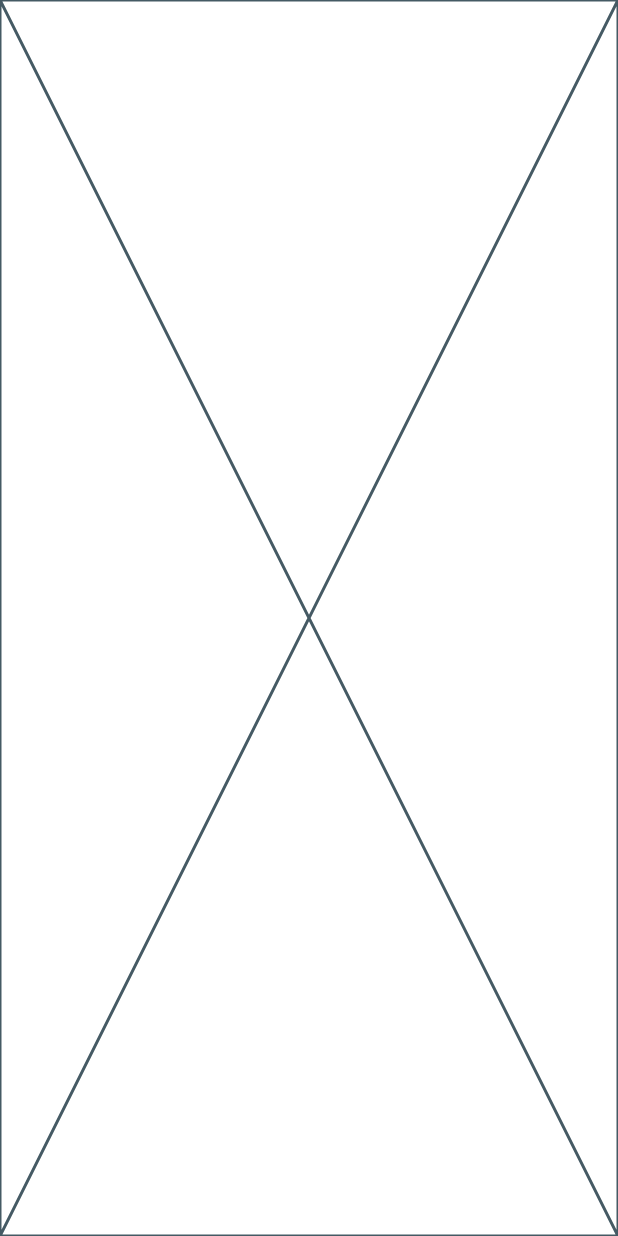
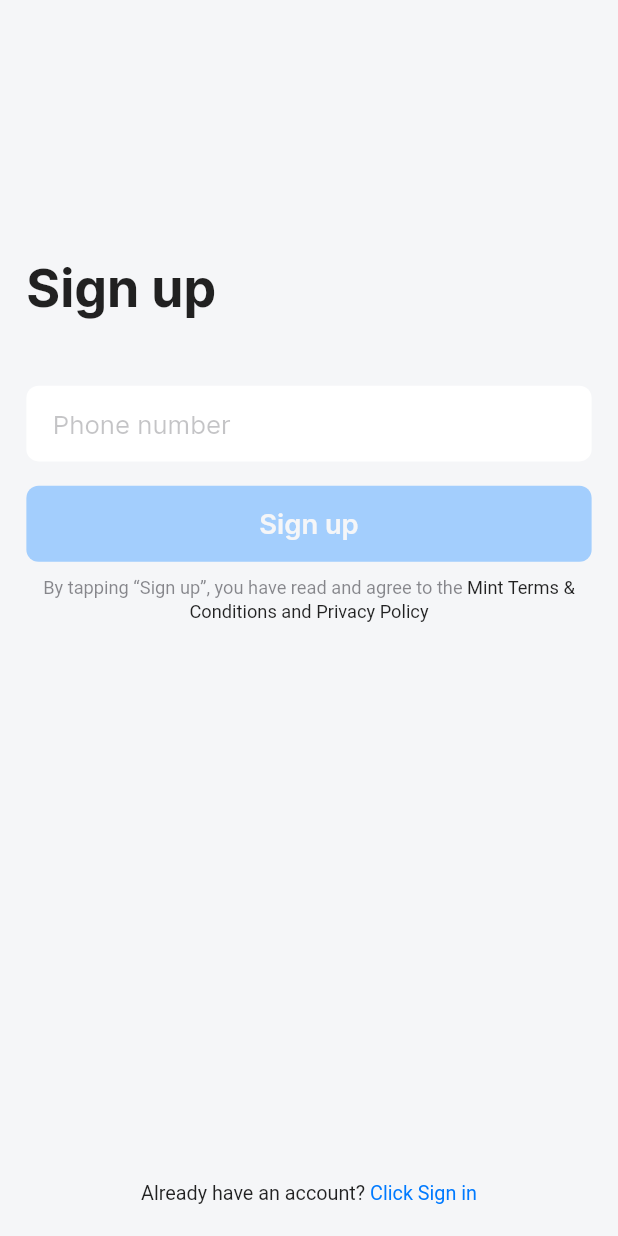
Before and after one commit to wuffeel/mint, a Flutter app: the screen it shows after launch, on a phone screen of 412 x 824 dp. Run offline on Flutter 3.47's test engine with Material 2 defaults, Android fonts, the phone set to English and light mode, and no system bars; our stand-ins replace auto_route, bloc, firebase_core, flutter_screenutil, flutter_svg, pinput; accounts and stored records are empty; generated files the repository leaves out were written again.

Commit message:
Add phone authentication UI

```diff
--- a/lib/l10n/arb/app_en.arb
+++ b/lib/l10n/arb/app_en.arb
@@ -1,3 +1,13 @@
 {
-    "@@locale": "en"
+    "@@locale": "en",
+    "signUp": "Sign up",
+    "phoneNumber": "Phone number",
+    "byTappingSignUp": "By tapping “Sign up”, you have read and agree to the",
+    "mindyTermsAndPrivacy": "Mint Terms & Conditions and Privacy Policy",
+    "alreadyHaveAnAccount": "Already have an account",
+    "clickSignIn": "Click Sign in",
+    "enterCode": "Enter a code",
+    "theCodeWasSentTo": "The code was sent to",
+    "youWillBeAbleToResendIn": "You will able to re-send a code in",
+    "resendCode": "Re-send a code"
 }
--- a/lib/l10n/arb/app_uk.arb
+++ b/lib/l10n/arb/app_uk.arb
@@ -1,3 +1,13 @@
 {
-    "@@locale": "uk"
+    "@@locale": "uk",
+    "signUp": "Зареєструватися",
+    "phoneNumber": "Номер телефону",
+    "byTappingSignUp": "Натискаючи “Зареєструватися”, ви прочитали та погоджуєтесь з",
+    "mindyTermsAndPrivacy": "Політикою конфіденційності й правилами та умовами Mint",
+    "alreadyHaveAnAccount": "Already have an account",
+    "clickSignIn": "Click Sign in",
+    "enterCode": "Введіть код",
+    "theCodeWasSentTo": "Код було надіслано на",
+    "youWillBeAbleToResendIn": "You will able to re-send a code in",
+    "resendCode": "Re-send a code"
 }
--- a/lib/presentation/pages/auth/enter_phone/enter_phone_page.dart
+++ b/lib/presentation/pages/auth/enter_phone/enter_phone_page.dart
@@ -1,12 +1,89 @@
+import 'dart:developer';
+
 import 'package:auto_route/auto_route.dart';
 import 'package:flutter/material.dart';
+import 'package:flutter_screenutil/flutter_screenutil.dart';
+import 'package:mint/l10n/l10n.dart';
+import 'package:mint/presentation/pages/auth/enter_phone/widgets/enter_phone_sign_in_text.dart';
+import 'package:mint/presentation/pages/auth/enter_phone/widgets/enter_phone_terms_text.dart';
+import 'package:mint/presentation/pages/auth/enter_phone/widgets/phone_text_field.dart';
+import 'package:mint/presentation/widgets/mint_elevated_button.dart';
+import 'package:mint/routes/app_router.gr.dart';
+import 'package:mint/theme/mint_text_styles.dart';
 
 @RoutePage()
-class EnterPhonePage extends StatelessWidget {
+class EnterPhonePage extends StatefulWidget {
   const EnterPhonePage({super.key});
 
   @override
+  State<EnterPhonePage> createState() => _EnterPhonePageState();
+}
+
+class _EnterPhonePageState extends State<EnterPhonePage> {
+  final _phoneController = TextEditingController();
+  bool _isPhoneValid = false;
+
+  /// Validates the [phoneNumber] with universal phone number regex
+  ///
+  /// Used to check if "Sign Up" button should be available
+  bool _validatePhoneNumber(String phoneNumber) {
+    final regex = RegExp(
+      r'^\(?(\+[0-9]{1,3})\)? ?-?[0-9]{1,3} ?-?[0-9]{3,5} ?-?[0-9]{4}( ?-?[0-9]{3})? ?(\w{1,10}\s?\d{1,6})?$',
+    );
+
+    return regex.hasMatch(phoneNumber);
+  }
+
+  void _navigateToOtp() {
+    context.router.push(OtpRoute(phoneNumber: _phoneController.text));
+  }
+
+  @override
   Widget build(BuildContext context) {
-    return const Placeholder();
+    final l10n = context.l10n;
+    return Scaffold(
+      body: Padding(
+        padding: EdgeInsets.symmetric(horizontal: 16.w),
+        child: CustomScrollView(
+          slivers: <Widget>[
+            SliverFillRemaining(
+              hasScrollBody: false,
+              child: Column(
+                children: <Widget>[
+                  SizedBox(height: MediaQuery.paddingOf(context).top + 172.h),
+                  Column(
+                    mainAxisAlignment: MainAxisAlignment.center,
+                    crossAxisAlignment: CrossAxisAlignment.start,
+                    children: <Widget>[
+                      Text(l10n.signUp, style: MintTextStyles.largeTitle),
+                      SizedBox(height: 44.h),
+                      PhoneTextField(
+                        controller: _phoneController,
+                        onChanged: (phoneNumber) {
+                          setState(() {
+                            _isPhoneValid = _validatePhoneNumber(phoneNumber);
+                          });
+                        },
+                      ),
+                      SizedBox(height: 16.h),
+                      MintElevatedButton(
+                        onPressed: _isPhoneValid ? _navigateToOtp : null,
+                        title: l10n.signUp,
+                      ),
+                      SizedBox(height: 8.h),
+                      const Center(child: EnterPhoneTermsText()),
+                    ],
+                  ),
+                  const Spacer(),
+                  SizedBox(height: 20.h),
+                  const EnterPhoneSignInText(),
+                  SizedBox(height: MediaQuery.paddingOf(context).bottom + 20.h),
+                ],
+              ),
+            ),
+          ],
+        ),
+      ),
+    );
   }
 }
--- /dev/null
+++ b/lib/presentation/pages/auth/enter_phone/widgets/enter_phone_sign_in_text.dart
@@ -0,0 +1,36 @@
+import 'package:flutter/gestures.dart';
+import 'package:flutter/material.dart';
+import 'package:mint/gen/colors.gen.dart';
+import 'package:mint/l10n/l10n.dart';
+import 'package:mint/theme/mint_text_styles.dart';
+
+class EnterPhoneSignInText extends StatelessWidget {
+  const EnterPhoneSignInText({super.key});
+
+  @override
+  Widget build(BuildContext context) {
+    final l10n = context.l10n;
+    return Text.rich(
+      TextSpan(
+        children: [
+          TextSpan(
+            text: '${l10n.alreadyHaveAnAccount}?',
+            style: MintTextStyles.footnote,
+          ),
+          TextSpan(text: ' ', style: MintTextStyles.footnote),
+          TextSpan(
+            text: l10n.clickSignIn,
+            style: MintTextStyles.footnote.copyWith(
+              color: MintColors.primaryBlueColor,
+            ),
+            recognizer: TapGestureRecognizer()
+              ..onTap = () {
+                // TODO(wuffel): navigate user to SignIn page
+              },
+          ),
+        ],
+      ),
+      textAlign: TextAlign.center,
+    );
+  }
+}
--- /dev/null
+++ b/lib/presentation/pages/auth/enter_phone/widgets/enter_phone_terms_text.dart
@@ -0,0 +1,38 @@
+import 'package:flutter/gestures.dart';
+import 'package:flutter/material.dart';
+import 'package:mint/l10n/l10n.dart';
+import 'package:mint/theme/mint_text_styles.dart';
+
+class EnterPhoneTermsText extends StatelessWidget {
+  const EnterPhoneTermsText({super.key});
+
+  @override
+  Widget build(BuildContext context) {
+    final l10n = context.l10n;
+    return Text.rich(
+      TextSpan(
+        children: [
+          TextSpan(
+            text: l10n.byTappingSignUp,
+            style: MintTextStyles.caption1.copyWith(
+              color: Theme.of(context).hintColor.withOpacity(0.6),
+            ),
+          ),
+          TextSpan(
+            text: ' ',
+            style: MintTextStyles.caption1,
+          ),
+          TextSpan(
+            text: l10n.mindyTermsAndPrivacy,
+            style: MintTextStyles.caption1,
+            recognizer: TapGestureRecognizer()
+              ..onTap = () {
+                // TODO(wuffeel): terms won't be shown
+              },
+          ),
+        ],
+      ),
+      textAlign: TextAlign.center,
+    );
+  }
+}
--- /dev/null
+++ b/lib/presentation/pages/auth/enter_phone/widgets/phone_text_field.dart
@@ -0,0 +1,49 @@
+import 'package:flutter/material.dart';
+import 'package:flutter/services.dart';
+import 'package:flutter_screenutil/flutter_screenutil.dart';
+import 'package:mint/l10n/l10n.dart';
+import 'package:mint/theme/mint_text_styles.dart';
+
+class PhoneTextField extends StatefulWidget {
+  const PhoneTextField({
+    super.key,
+    required this.controller,
+    required this.onChanged,
+  });
+
+  final TextEditingController controller;
+  final void Function(String) onChanged;
+
+  @override
+  State<PhoneTextField> createState() => _PhoneTextFieldState();
+}
+
+class _PhoneTextFieldState extends State<PhoneTextField> {
+  @override
+  Widget build(BuildContext context) {
+    final l10n = context.l10n;
+    return TextField(
+      controller: widget.controller,
+      maxLength: 15,
+      decoration: InputDecoration(
+        counterText: '',
+        filled: true,
+        fillColor: Theme.of(context).colorScheme.secondary,
+        border: OutlineInputBorder(
+          borderSide: BorderSide.none,
+          borderRadius: BorderRadius.circular(8.r),
+        ),
+        contentPadding: EdgeInsets.symmetric(
+          vertical: 14.h,
+          horizontal: 16.w,
+        ),
+        hintText: l10n.phoneNumber,
+        hintStyle: MintTextStyles.body.copyWith(
+          color: Theme.of(context).hintColor.withOpacity(0.3),
+        ),
+      ),
+      onChanged: widget.onChanged,
+      inputFormatters: [FilteringTextInputFormatter.deny(RegExp(r'\s'))],
+    );
+  }
+}
--- /dev/null
+++ b/lib/presentation/widgets/mint_elevated_button.dart
@@ -0,0 +1,24 @@
+import 'package:flutter/material.dart';
+import 'package:mint/theme/mint_text_styles.dart';
+
+class MintElevatedButton extends StatelessWidget {
+  const MintElevatedButton({
+    super.key,
+    required this.title,
+    this.onPressed,
+  });
+
+  final VoidCallback? onPressed;
+  final String title;
+
+  @override
+  Widget build(BuildContext context) {
+    return ElevatedButton(
+      onPressed: onPressed,
+      child: Text(
+        title,
+        style: MintTextStyles.headline,
+      ),
+    );
+  }
+}
--- a/lib/routes/app_router.dart
+++ b/lib/routes/app_router.dart
@@ -6,5 +6,6 @@ class AppRouter extends $AppRouter {
   @override
   List<AutoRoute> get routes => [
     AutoRoute(initial: true, page: EnterPhoneRoute.page),
+    AutoRoute(page: OtpRoute.page),
   ];
 }
--- a/pubspec.yaml
+++ b/pubspec.yaml
@@ -18,6 +18,7 @@ dependencies:
   flutter_screenutil: ^5.8.4
   flutter_svg: ^2.0.7
   intl: ^0.18.0
+  pinput: ^2.2.31
 
 dev_dependencies:
   auto_route_generator: ^7.1.1
```
Also changed, not shown: lib/gen/assets.gen.dart (+72 -0 lines), lib/presentation/pages/auth/otp_page/otp_page.dart (added, +77 -0 lines), lib/presentation/pages/auth/otp_page/widgets/otp_code_field.dart (added, +65 -0 lines), lib/presentation/pages/auth/otp_page/widgets/otp_code_sent_text.dart (added, +47 -0 lines), lib/presentation/widgets/mint_app_bar.dart (added, +41 -0 lines), lib/presentation/widgets/mint_back_button.dart (added, +44 -0 lines), assets/svg/arrow_back_android.svg (added), assets/svg/arrow_back_ios.svg (added), lib/routes/app_router.gr.dart, 2 other files.
